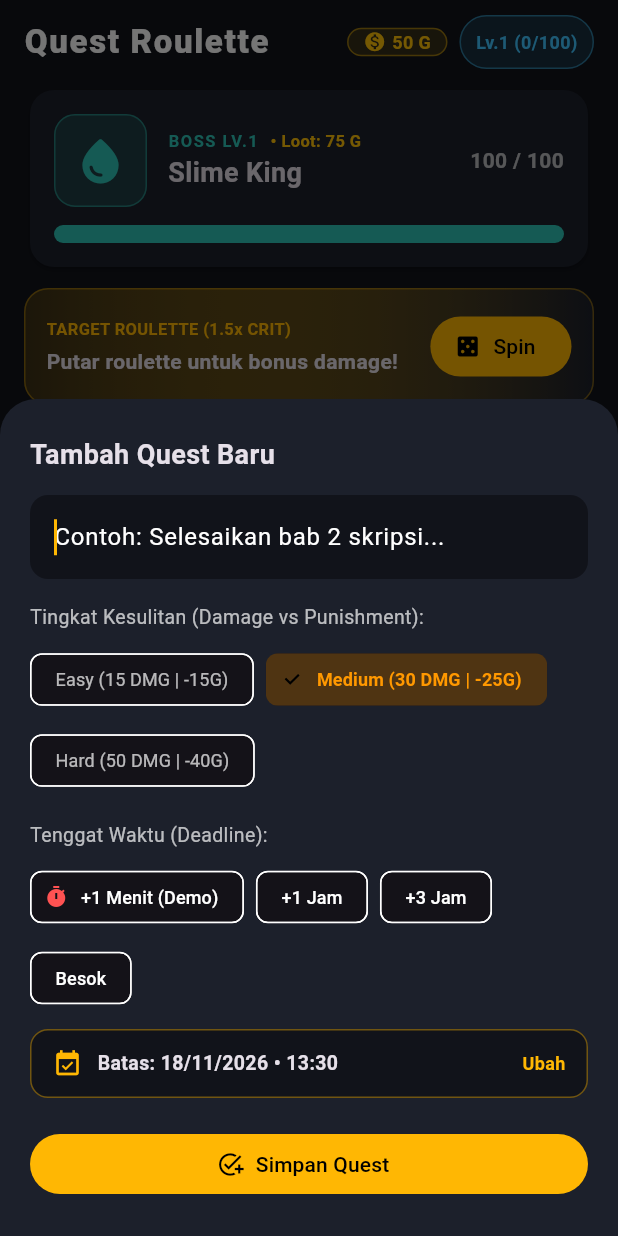
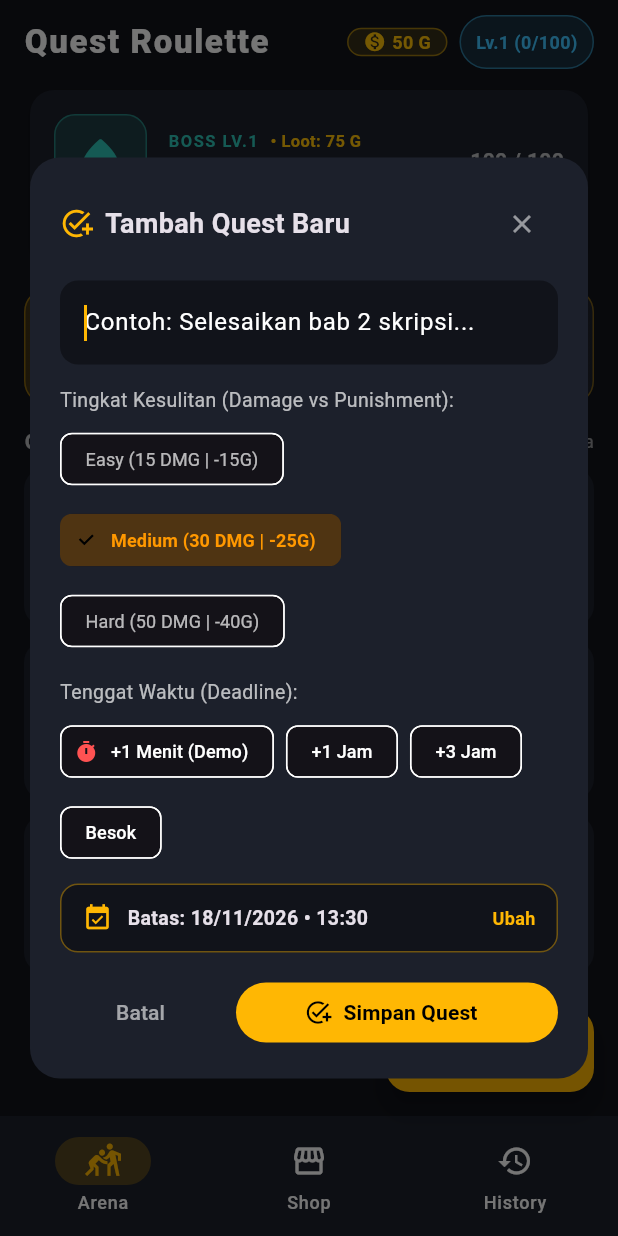
Before and after one commit to KaonWry/mocom-to-do-list, a Flutter app: the screen it shows after launch, after a tap on "Quest Baru", on a phone screen of 412 x 824 dp. Run offline on Flutter 3.47's test engine with Material 3 defaults, Android fonts, the phone set to English and light mode, and no system bars; our stand-ins replace shared_preferences.

Commit message:
sekarang popupnya di tengah

```diff
--- a/lib/main.dart
+++ b/lib/main.dart
@@ -715,19 +715,14 @@ class _MainGameShellState extends State<MainGameShell> {
     }
   }
 
-  // Modal Tambah Quest + Pengaturan Tenggat Waktu
-  void _showAddQuestSheet() {
+  // Dialog Tambah Quest + Pengaturan Tenggat Waktu (Tampil di Tengah Layar)
+  void _showAddQuestDialog() {
     final titleController = TextEditingController();
     QuestDifficulty selectedDifficulty = QuestDifficulty.medium;
     DateTime selectedDeadline = DateTime.now().add(const Duration(hours: 3));
 
-    showModalBottomSheet(
+    showDialog(
       context: context,
-      isScrollControlled: true,
-      backgroundColor: const Color(0xFF1C202B),
-      shape: const RoundedRectangleBorder(
-        borderRadius: BorderRadius.vertical(top: Radius.circular(24)),
-      ),
       builder: (context) {
         return StatefulBuilder(
           builder: (context, setModalState) {
@@ -767,23 +762,59 @@ class _MainGameShellState extends State<MainGameShell> {
               });
             }
 
-            return Padding(
-              padding: EdgeInsets.only(
-                left: 20,
-                right: 20,
-                top: 24,
-                bottom: MediaQuery.of(context).viewInsets.bottom + 24,
-              ),
-              child: SingleChildScrollView(
+            return Dialog(
+              backgroundColor: const Color(0xFF1C202B),
+              shape: RoundedRectangleBorder(
+                borderRadius: BorderRadius.circular(20),
+              ),
+              insetPadding: const EdgeInsets.symmetric(
+                horizontal: 20,
+                vertical: 24,
+              ),
+              child: ConstrainedBox(
+                constraints: const BoxConstraints(maxWidth: 460),
+                child: Padding(
+                  padding: const EdgeInsets.all(20),
                   child: Column(
                     mainAxisSize: MainAxisSize.min,
                     crossAxisAlignment: CrossAxisAlignment.start,
                     children: [
-                    const Text(
+                      Row(
+                        mainAxisAlignment: MainAxisAlignment.spaceBetween,
+                        children: [
+                          const Row(
+                            children: [
+                              Icon(
+                                Icons.add_task,
+                                color: Color(0xFFFFB703),
+                                size: 22,
+                              ),
+                              SizedBox(width: 8),
+                              Text(
                                 'Tambah Quest Baru',
-                      style: TextStyle(fontSize: 18, fontWeight: FontWeight.bold),
+                                style: TextStyle(
+                                  fontSize: 18,
+                                  fontWeight: FontWeight.bold,
+                                ),
+                              ),
+                            ],
+                          ),
+                          IconButton(
+                            onPressed: () => Navigator.pop(context),
+                            icon: const Icon(Icons.close, size: 20),
+                            padding: EdgeInsets.zero,
+                            constraints: const BoxConstraints(),
+                            color: Colors.white54,
+                          ),
+                        ],
                       ),
                       const SizedBox(height: 14),
+                      Flexible(
+                        child: SingleChildScrollView(
+                          child: Column(
+                            crossAxisAlignment: CrossAxisAlignment.start,
+                            mainAxisSize: MainAxisSize.min,
+                            children: [
                               TextField(
                                 controller: titleController,
                                 autofocus: true,
@@ -797,12 +828,12 @@ class _MainGameShellState extends State<MainGameShell> {
                                   ),
                                 ),
                               ),
-                    const SizedBox(height: 16),
+                              const SizedBox(height: 14),
                               const Text(
                                 'Tingkat Kesulitan (Damage vs Punishment):',
                                 style: TextStyle(fontSize: 13, color: Colors.white70),
                               ),
-                    const SizedBox(height: 8),
+                              const SizedBox(height: 6),
                               Wrap(
                                 spacing: 8,
                                 runSpacing: 6,
@@ -829,47 +860,70 @@ class _MainGameShellState extends State<MainGameShell> {
                                   );
                                 }).toList(),
                               ),
-                    const SizedBox(height: 16),
+                              const SizedBox(height: 14),
                               const Text(
                                 'Tenggat Waktu (Deadline):',
                                 style: TextStyle(fontSize: 13, color: Colors.white70),
                               ),
-                    const SizedBox(height: 8),
-
+                              const SizedBox(height: 6),
                               Wrap(
                                 spacing: 8,
                                 runSpacing: 6,
                                 children: [
                                   ActionChip(
-                          avatar: const Icon(Icons.timer, size: 16, color: Colors.redAccent),
-                          label: const Text('+1 Menit (Demo)', style: TextStyle(fontSize: 12)),
+                                    avatar: const Icon(
+                                      Icons.timer,
+                                      size: 16,
+                                      color: Colors.redAccent,
+                                    ),
+                                    label: const Text(
+                                      '+1 Menit (Demo)',
+                                      style: TextStyle(fontSize: 12),
+                                    ),
                                     onPressed: () {
                                       setModalState(() {
-                              selectedDeadline = DateTime.now().add(const Duration(minutes: 1));
+                                        selectedDeadline = DateTime.now().add(
+                                          const Duration(minutes: 1),
+                                        );
                                       });
                                     },
                                   ),
                                   ActionChip(
-                          label: const Text('+1 Jam', style: TextStyle(fontSize: 12)),
+                                    label: const Text(
+                                      '+1 Jam',
+                                      style: TextStyle(fontSize: 12),
+                                    ),
                                     onPressed: () {
                                       setModalState(() {
-                              selectedDeadline = DateTime.now().add(const Duration(hours: 1));
+                                        selectedDeadline = DateTime.now().add(
+                                          const Duration(hours: 1),
+                                        );
                                       });
                                     },
                                   ),
                                   ActionChip(
-                          label: const Text('+3 Jam', style: TextStyle(fontSize: 12)),
+                                    label: const Text(
+                                      '+3 Jam',
+                                      style: TextStyle(fontSize: 12),
+                                    ),
                                     onPressed: () {
                                       setModalState(() {
-                              selectedDeadline = DateTime.now().add(const Duration(hours: 3));
+                                        selectedDeadline = DateTime.now().add(
+                                          const Duration(hours: 3),
+                                        );
                                       });
                                     },
                                   ),
                                   ActionChip(
-                          label: const Text('Besok', style: TextStyle(fontSize: 12)),
+                                    label: const Text(
+                                      'Besok',
+                                      style: TextStyle(fontSize: 12),
+                                    ),
                                     onPressed: () {
                                       setModalState(() {
-                              selectedDeadline = DateTime.now().add(const Duration(days: 1));
+                                        selectedDeadline = DateTime.now().add(
+                                          const Duration(days: 1),
+                                        );
                                       });
                                     },
                                   ),
@@ -888,7 +942,9 @@ class _MainGameShellState extends State<MainGameShell> {
                                     color: const Color(0xFF11131A),
                                     borderRadius: BorderRadius.circular(12),
                                     border: Border.all(
-                            color: const Color(0xFFFFB703).withValues(alpha: 0.4),
+                                      color: const Color(
+                                        0xFFFFB703,
+                                      ).withValues(alpha: 0.4),
                                     ),
                                   ),
                                   child: Row(
@@ -920,9 +976,25 @@ class _MainGameShellState extends State<MainGameShell> {
                                   ),
                                 ),
                               ),
-                    const SizedBox(height: 20),
-                    SizedBox(
-                      width: double.infinity,
+                            ],
+                          ),
+                        ),
+                      ),
+                      const SizedBox(height: 16),
+                      Row(
+                        children: [
+                          Expanded(
+                            child: TextButton(
+                              onPressed: () => Navigator.pop(context),
+                              style: TextButton.styleFrom(
+                                foregroundColor: Colors.white60,
+                              ),
+                              child: const Text('Batal'),
+                            ),
+                          ),
+                          const SizedBox(width: 10),
+                          Expanded(
+                            flex: 2,
                             child: FilledButton.icon(
                               onPressed: () {
                                 final text = titleController.text.trim();
@@ -944,11 +1016,21 @@ class _MainGameShellState extends State<MainGameShell> {
                                 _saveQuests();
                                 Navigator.pop(context);
                               },
+                              style: FilledButton.styleFrom(
+                                backgroundColor: const Color(0xFFFFB703),
+                                foregroundColor: Colors.black,
+                              ),
                               icon: const Icon(Icons.add_task),
-                        label: const Text('Simpan Quest'),
-                      ),
-                    ),
-                  ],
+                              label: const Text(
+                                'Simpan Quest',
+                                style: TextStyle(fontWeight: FontWeight.bold),
+                              ),
+                            ),
+                          ),
+                        ],
+                      ),
+                    ],
+                  ),
                 ),
               ),
             );
@@ -1083,7 +1165,7 @@ class _MainGameShellState extends State<MainGameShell> {
       ),
       floatingActionButton: _selectedTabIndex == 0
           ? FloatingActionButton.extended(
-              onPressed: _showAddQuestSheet,
+              onPressed: _showAddQuestDialog,
               backgroundColor: const Color(0xFFFFB703),
               foregroundColor: Colors.black,
               icon: const Icon(Icons.add),
```
Also changed, not shown: 1 other file. Lines whose indentation alone changed are shown as unchanged.
